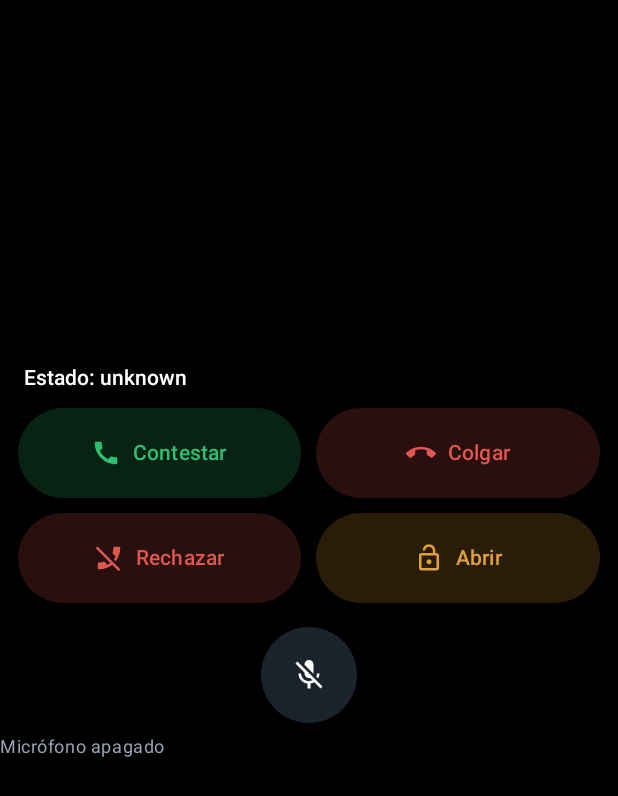
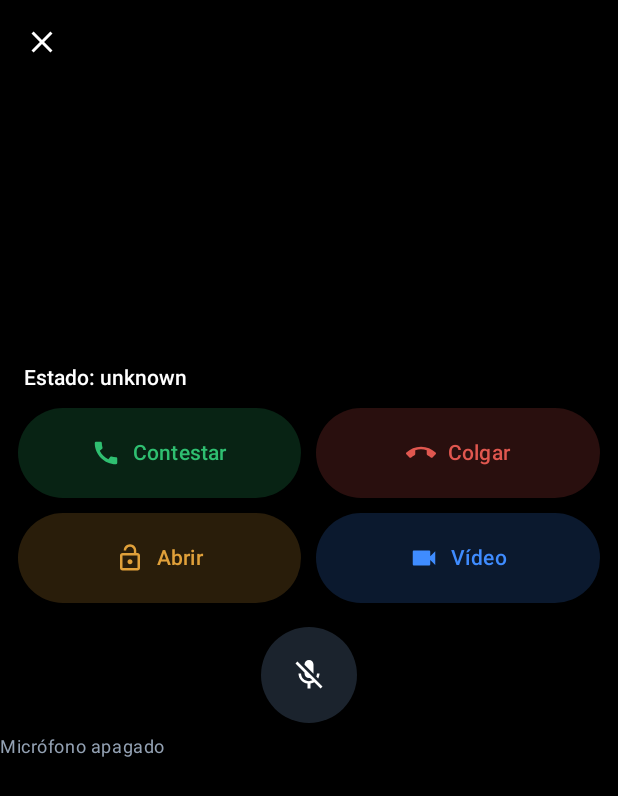
Before and after one commit to gnacho/portero-android, an Android app built with Jetpack Compose: the composable CallScreen called with empty values, on a phone screen of 412 x 824 dp. Shown: the top 796 px of the screen. Run offline under Robolectric (Android 15) with nearby library versions, the phone set to English and light mode, and no system bars; 2 statements that could not run were skipped.

Commit message:
fix: single hangup button and a way back from the call screen

```diff
--- a/app/build.gradle.kts
+++ b/app/build.gradle.kts
@@ -30,8 +30,8 @@ android {
         applicationId = "app.portero"
         minSdk = 29
         targetSdk = 37
-        versionCode = 2
-        versionName = "0.1.2"
+        versionCode = 3
+        versionName = "0.1.4"
     }
 
     buildTypes {
--- a/app/src/main/java/app/portero/CallViewModel.kt
+++ b/app/src/main/java/app/portero/CallViewModel.kt
@@ -39,7 +39,7 @@ class CallViewModel(
             while (true) {
                 val result = runCatching { withContext(Dispatchers.IO) { api.state(settings) } }
                 result.onSuccess { event ->
-                    _state.value = _state.value.copy(callState = event.call)
+                    _state.value = _state.value.copy(callState = event.call, ringing = event.ringing)
                     if (!event.active) stopTalk()
                 }.onFailure {
                     _state.value = _state.value.copy(callState = "sin conexión")
--- a/app/src/main/java/app/portero/MainActivity.kt
+++ b/app/src/main/java/app/portero/MainActivity.kt
@@ -83,7 +83,7 @@ class MainActivity : ComponentActivity() {
                                 state = state,
                                 onAnswer = { dismissRing(); vm.answer() },
                                 onHangup = { dismissRing(); vm.hangup() },
-                                onReject = { dismissRing(); vm.reject(); showCall = false },
+                                onBack = { showCall = false },
                                 onOpenDoor = vm::openDoor,
                                 onToggleMic = vm::toggleMic,
                             )
@@ -156,7 +156,7 @@ private fun HomeScreen(
     ) {
         Text("Escuchando el videoportero", color = Color.White, style = MaterialTheme.typography.titleMedium)
         androidx.compose.foundation.layout.Spacer(Modifier.size(24.dp))
-        androidx.compose.material3.Button(onClick = onOpen) { Text("Abrir cámara") }
+        androidx.compose.material3.Button(onClick = onOpen) { Text("Ver cámara") }
         androidx.compose.foundation.layout.Spacer(Modifier.size(12.dp))
         androidx.compose.material3.OutlinedButton(onClick = onChangeSettings) { Text("Cambiar servidor") }
         androidx.compose.foundation.layout.Spacer(Modifier.size(8.dp))
--- a/app/src/main/java/app/portero/ui/CallScreen.kt
+++ b/app/src/main/java/app/portero/ui/CallScreen.kt
@@ -16,10 +16,11 @@ import androidx.compose.foundation.shape.CircleShape
 import androidx.compose.material.icons.Icons
 import androidx.compose.material.icons.filled.Call
 import androidx.compose.material.icons.filled.CallEnd
+import androidx.compose.material.icons.filled.Close
 import androidx.compose.material.icons.filled.LockOpen
+import androidx.compose.material.icons.filled.Videocam
 import androidx.compose.material.icons.filled.Mic
 import androidx.compose.material.icons.filled.MicOff
-import androidx.compose.material.icons.filled.PhoneDisabled
 import androidx.compose.material3.Button
 import androidx.compose.material3.ButtonDefaults
 import androidx.compose.material3.Icon
@@ -46,6 +47,7 @@ import androidx.compose.ui.platform.LocalContext
 
 data class CallUiState(
     val callState: String = "unknown",
+    val ringing: Boolean = false,
     val microphone: Boolean = false,
     val busy: Boolean = false,
     val message: String? = null,
@@ -58,13 +60,25 @@ fun CallScreen(
     state: CallUiState,
     onAnswer: () -> Unit,
     onHangup: () -> Unit,
-    onReject: () -> Unit,
+    onBack: () -> Unit,
     onOpenDoor: () -> Unit,
     onToggleMic: () -> Unit,
     modifier: Modifier = Modifier,
 ) {
     Column(modifier = modifier.fillMaxSize().background(Color.Black)) {
-        VideoSurface(url = url, token = token, modifier = Modifier.fillMaxWidth().aspectRatio(16f / 9f))
+        Box {
+            VideoSurface(url = url, token = token, modifier = Modifier.fillMaxWidth().aspectRatio(16f / 9f))
+            IconButton(
+                onClick = onBack,
+                modifier = Modifier.align(Alignment.TopStart).padding(4.dp),
+            ) {
+                Icon(
+                    imageVector = Icons.Filled.Close,
+                    contentDescription = "Cerrar",
+                    tint = Color.White,
+                )
+            }
+        }
         Spacer(Modifier.height(12.dp))
         Text(
             text = "Estado: ${state.callState}",
@@ -81,15 +95,29 @@ fun CallScreen(
             horizontalArrangement = Arrangement.spacedBy(10.dp),
         ) {
             ActionButton("Contestar", Icons.Filled.Call, Color(0xFF2FBF71), enabled = !state.busy, onClick = onAnswer, modifier = Modifier.weight(1f))
-            ActionButton("Colgar", Icons.Filled.CallEnd, Color(0xFFE0574F), enabled = !state.busy, onClick = onHangup, modifier = Modifier.weight(1f))
+            ActionButton(
+                label = if (state.ringing) "Rechazar" else "Colgar",
+                icon = Icons.Filled.CallEnd,
+                color = Color(0xFFE0574F),
+                enabled = !state.busy,
+                onClick = onHangup,
+                modifier = Modifier.weight(1f),
+            )
         }
         Spacer(Modifier.height(10.dp))
         Row(
             modifier = Modifier.fillMaxWidth().padding(horizontal = 12.dp),
             horizontalArrangement = Arrangement.spacedBy(10.dp),
         ) {
-            ActionButton("Rechazar", Icons.Filled.PhoneDisabled, Color(0xFFE0574F), enabled = !state.busy, onClick = onReject, modifier = Modifier.weight(1f))
             ActionButton("Abrir", Icons.Filled.LockOpen, Color(0xFFE0A03A), enabled = !state.busy, onClick = onOpenDoor, modifier = Modifier.weight(1f))
+            ActionButton(
+                label = "Vídeo",
+                icon = Icons.Filled.Videocam,
+                color = Color(0xFF3F8CFF),
+                enabled = true,
+                onClick = onBack,
+                modifier = Modifier.weight(1f),
+            )
         }
         Spacer(Modifier.height(16.dp))
         Row(
```
